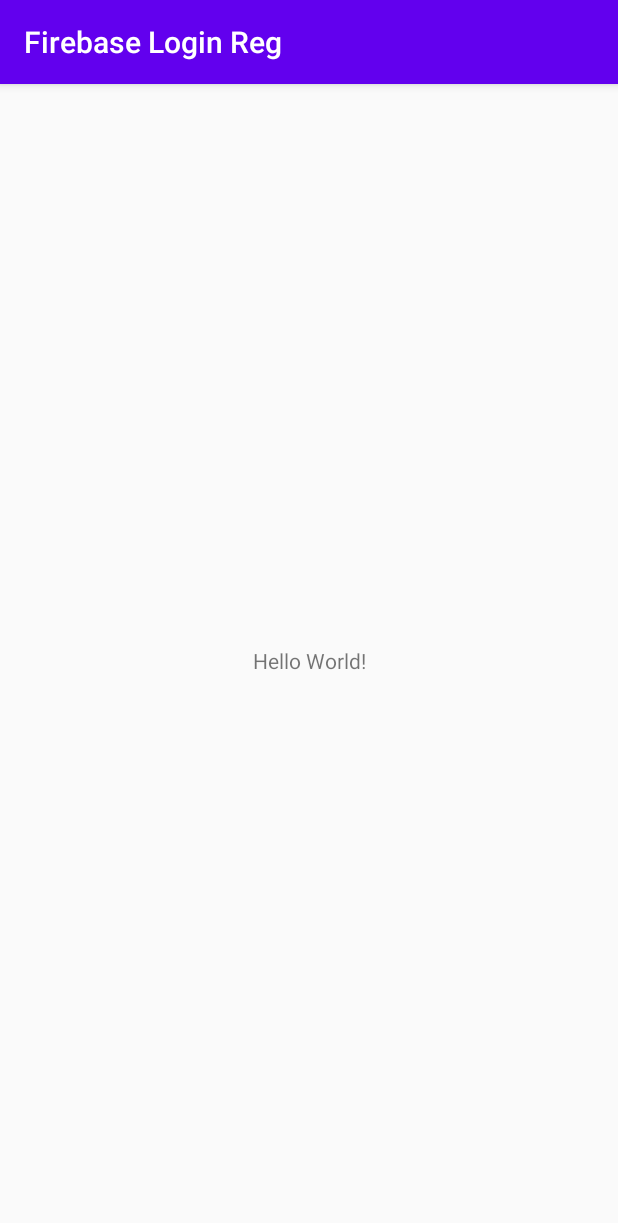
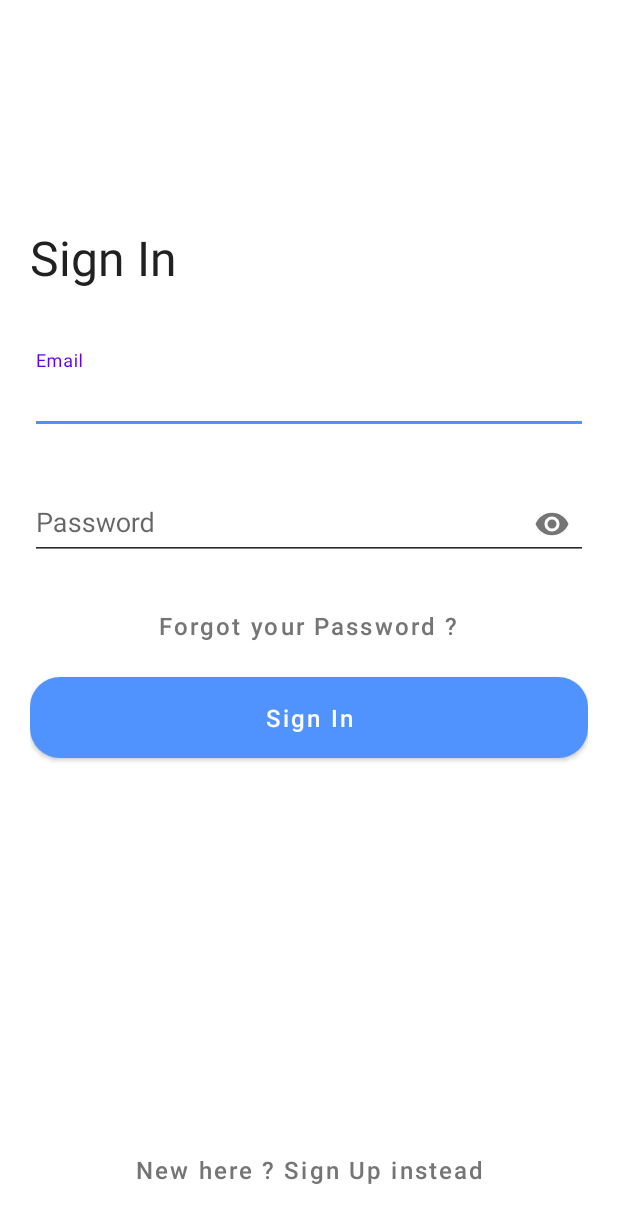
Before and after one commit to MarichTech/Firebase_Login_Registration, an Android app: the screen it shows after launch (MainActivity before the commit, LoginActivity after it), on a phone screen of 412 x 824 dp. Shown: the top 1223 px of the screen. Run offline under Robolectric (Android 15) with nearby library versions, the phone set to English and light mode, and no system bars.

Commit message:
Login and Registration UI

```diff
--- a/app/src/main/java/com/marichtech/firebaseloginreg/MainActivity.java
+++ b/app/src/main/java/com/marichtech/firebaseloginreg/HomeActivity.java
@@ -4,7 +4,7 @@ import androidx.appcompat.app.AppCompatActivity;
 
 import android.os.Bundle;
 
-public class MainActivity extends AppCompatActivity {
+public class HomeActivity extends AppCompatActivity {
 
     @Override
     protected void onCreate(Bundle savedInstanceState) {
--- /dev/null
+++ b/app/src/main/java/com/marichtech/firebaseloginreg/LoginActivity.java
@@ -0,0 +1,21 @@
+package com.marichtech.firebaseloginreg;
+
+import androidx.appcompat.app.AppCompatActivity;
+
+import android.content.Intent;
+import android.os.Bundle;
+import android.view.View;
+
+public class LoginActivity extends AppCompatActivity {
+
+    @Override
+    protected void onCreate(Bundle savedInstanceState) {
+        super.onCreate(savedInstanceState);
+        setContentView(R.layout.activity_login);
+    }
+
+    public void onRegister(View view) {
+        Intent intent = new Intent(LoginActivity.this, RegistrationActivity.class);
+        startActivity(intent);
+    }
+}
--- /dev/null
+++ b/app/src/main/res/drawable/round_background.xml
@@ -0,0 +1,7 @@
+<?xml version="1.0" encoding="utf-8"?>
+<shape xmlns:android="http://schemas.android.com/apk/res/android">
+
+    <solid android:color="@color/colorPrimary"/>
+    <corners android:radius="20dp"/>
+
+</shape>
--- a/app/src/main/res/layout/activity_main.xml
+++ b/app/src/main/res/layout/activity_forgot_password.xml
@@ -4,15 +4,6 @@
     xmlns:tools="http://schemas.android.com/tools"
     android:layout_width="match_parent"
     android:layout_height="match_parent"
-    tools:context=".MainActivity">
-
-    <TextView
-        android:layout_width="wrap_content"
-        android:layout_height="wrap_content"
-        android:text="Hello World!"
-        app:layout_constraintBottom_toBottomOf="parent"
-        app:layout_constraintLeft_toLeftOf="parent"
-        app:layout_constraintRight_toRightOf="parent"
-        app:layout_constraintTop_toTopOf="parent" />
+    tools:context=".ForgotPasswordActivity">
 
 </androidx.constraintlayout.widget.ConstraintLayout>
--- /dev/null
+++ b/app/src/main/res/layout/activity_login.xml
@@ -0,0 +1,126 @@
+<?xml version="1.0" encoding="utf-8"?>
+<FrameLayout xmlns:android="http://schemas.android.com/apk/res/android"
+    xmlns:app="http://schemas.android.com/apk/res-auto"
+    xmlns:tools="http://schemas.android.com/tools"
+    android:layout_width="match_parent"
+    android:layout_height="match_parent"
+    tools:context=".LoginActivity"
+    android:background="#FFF">
+
+    <ScrollView
+        android:overScrollMode="never"
+        android:layout_marginTop="90dp"
+        android:id="@+id/main"
+        android:layout_width="match_parent"
+        android:layout_height="match_parent"
+        android:scrollbars="none">
+
+        <LinearLayout
+            android:layout_marginStart="20dp"
+            android:layout_marginEnd="20dp"
+            android:orientation="vertical"
+            android:layout_width="match_parent"
+            android:layout_height="wrap_content"
+            android:paddingTop="40dp">
+
+            <TextView
+                android:textColor="#212121"
+                android:layout_marginTop="20dp"
+                fontPath="fonts/bold.ttf"
+                android:layout_width="match_parent"
+                android:layout_height="wrap_content"
+                android:text="Sign In"
+                android:textSize="32sp"
+                tools:ignore="MissingPrefix" />
+
+
+            <com.google.android.material.textfield.TextInputLayout
+                android:id="@+id/email_holder"
+                android:layout_width="match_parent"
+                android:layout_height="wrap_content"
+                android:paddingTop="40dp"
+                android:paddingBottom="20dp"
+                android:hint="Email"
+                app:boxBackgroundMode="none"
+                android:layout_marginBottom="5dp"
+                android:theme="@style/EditTextHint">
+
+                <com.google.android.material.textfield.TextInputEditText
+                    android:id="@+id/email"
+                    android:layout_width="match_parent"
+                    android:layout_height="wrap_content"
+                    android:inputType="textEmailAddress"
+                    android:textColor="@android:color/black"
+                    android:textSize="18sp" />
+
+            </com.google.android.material.textfield.TextInputLayout>
+
+            <com.google.android.material.textfield.TextInputLayout
+                android:id="@+id/password_holder"
+                android:hint="Password"
+                app:passwordToggleEnabled="true"
+                android:layout_marginBottom="20dp"
+                app:boxBackgroundMode="none"
+                android:theme="@style/EditTextHint"
+                android:layout_width="match_parent"
+                android:layout_height="wrap_content">
+
+                <com.google.android.material.textfield.TextInputEditText
+                    android:id="@+id/password"
+                    android:layout_width="match_parent"
+                    android:layout_height="wrap_content"
+                    android:layout_below="@+id/email_holder"
+                    android:inputType="textPassword"
+                    android:textSize="18sp" />
+
+            </com.google.android.material.textfield.TextInputLayout>
+
+            <Button
+                android:layout_gravity="center"
+                android:id="@+id/button3"
+                android:layout_width="wrap_content"
+                android:layout_height="wrap_content"
+                style="@style/Widget.MaterialComponents.Button.TextButton"
+                android:onClick="onForgotPassword"
+                android:text="Forgot your Password ?"
+                android:textAllCaps="false"
+                android:textColor="#757575"
+                android:textSize="16sp" />
+            <Button
+                android:layout_gravity="center"
+                android:id="@+id/login"
+                android:layout_marginTop="10dp"
+                android:layout_width="match_parent"
+                android:layout_height="wrap_content"
+                android:background="@drawable/round_background"
+                android:textColor="@color/white"
+                android:padding="10dp"
+                android:text="Sign In"
+                android:textAllCaps="false"
+                android:textSize="16sp" />
+
+            <ProgressBar
+                android:layout_marginTop="20dp"
+                android:id="@+id/progressBar2"
+                android:layout_width="match_parent"
+                android:layout_height="wrap_content"
+                android:visibility="invisible" />
+
+        </LinearLayout>
+
+    </ScrollView>
+
+    <Button
+        android:layout_marginBottom="20dp"
+        android:layout_gravity="bottom|center"
+        android:id="@+id/registration"
+        android:layout_width="wrap_content"
+        android:layout_height="wrap_content"
+        style="@style/Widget.MaterialComponents.Button.TextButton"
+        android:text="New here ? Sign Up instead"
+        android:onClick="onRegister"
+        android:textAllCaps="false"
+        android:textColor="#757575"
+        android:textSize="16sp" />
+
+</FrameLayout>
--- a/app/src/main/res/values/colors.xml
+++ b/app/src/main/res/values/colors.xml
@@ -1,6 +1,14 @@
 <?xml version="1.0" encoding="utf-8"?>
 <resources>
-    <color name="colorPrimary">#6200EE</color>
-    <color name="colorPrimaryDark">#3700B3</color>
-    <color name="colorAccent">#03DAC5</color>
+
+
+
+    <color name="white">#FFF</color>
+
+    <color name="black">#000000</color>
+
+    <color name="colorPrimary">#5093FF</color>
+    <color name="colorPrimaryDark">#3C4EEE</color>
+    <color name="colorAccent">#fff</color>
+    <color name="colorLight">#FFFFFF</color>
 </resources>
--- a/app/src/main/res/values/styles.xml
+++ b/app/src/main/res/values/styles.xml
@@ -1,11 +1,20 @@
 <resources>
 
     <!-- Base application theme. -->
-    <style name="AppTheme" parent="Theme.AppCompat.Light.DarkActionBar">
+    <style name="AppTheme" parent="Theme.MaterialComponents.Light.NoActionBar">
         <!-- Customize your theme here. -->
         <item name="colorPrimary">@color/colorPrimary</item>
         <item name="colorPrimaryDark">@color/colorPrimaryDark</item>
         <item name="colorAccent">@color/colorAccent</item>
     </style>
 
+    <!--Edit Text Style-->
+    <style name="EditTextHint" parent="Theme.MaterialComponents.Light">
+        <item name="colorAccent">@android:color/white</item>
+        <item name="android:textColorHint">#292929</item>
+        <item name="colorControlNormal">#292929</item>
+        <item name="colorControlActivated">@color/colorPrimary</item>
+        <item name="colorControlHighlight">@android:color/white</item>
+    </style>
+
 </resources>
```
Also changed, not shown: app/build.gradle (+53 -130 lines), app/src/main/AndroidManifest.xml (+6 -1 lines), app/src/main/java/com/marichtech/firebaseloginreg/ForgotPasswordActivity.java (added, +14 -0 lines), app/src/main/java/com/marichtech/firebaseloginreg/RegistrationActivity.java (added, +27 -0 lines), app/src/main/res/drawable/ic_check_circle.xml (added, +9 -0 lines), app/src/main/res/layout/activity_registration.xml (added, +240 -0 lines), build.gradle (+11 -6 lines), gradle/wrapper/gradle-wrapper.properties.
